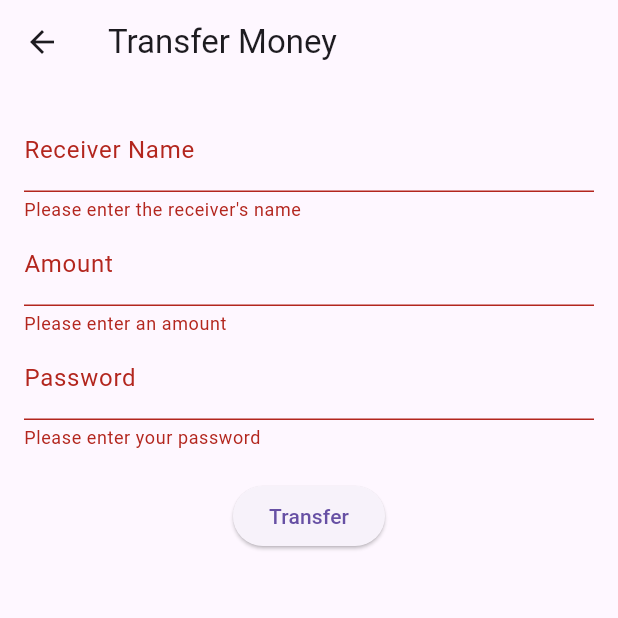
After one commit to MazenAhmed0/Banking-flutter-App, a Flutter app: the PaymentScreen screen opened directly, after a tap on "Transfer", on a phone screen of 412 x 824 dp, the top half of it. The commit adds this screen. Run offline on Flutter 3.47's test engine with Material 3 defaults, Android fonts, the light colour scheme and no system bars; our stand-ins replace fl_chart, shared_preferences; accounts and stored records are empty; network calls fail.

Commit message:
Transfer page and api

```diff
--- a/lib/Pages/login_page.dart
+++ b/lib/Pages/login_page.dart
@@ -87,7 +87,7 @@ class _LoginScreenState extends State<LoginPage> {
                           keyboardType: TextInputType.emailAddress,
                           validator: (value) {
                             if (value == null || value.isEmpty) {
-                              return 'Please enter your email';
+                              return 'Please enter your Username';
                             }
                             return null;
                           },
--- /dev/null
+++ b/lib/Pages/payment_screen.dart
@@ -0,0 +1,208 @@
+import 'package:flutter/material.dart';
+import 'package:shared_preferences/shared_preferences.dart';
+import 'package:intl/intl.dart';
+import 'dart:convert';
+import 'package:http/http.dart' as http;
+
+class PaymentScreen extends StatefulWidget {
+  @override
+  _PaymentScreenState createState() => _PaymentScreenState();
+}
+
+class _PaymentScreenState extends State<PaymentScreen> {
+  late Map<String, String?> userData;
+  final _formKey = GlobalKey<FormState>();
+  final TextEditingController _receiverController = TextEditingController();
+  final TextEditingController _amountController = TextEditingController();
+  final TextEditingController _passwordController = TextEditingController();
+  String? receiverName;
+  String? amount;
+
+  @override
+  void initState() {
+    super.initState();
+    _loadUserData();  // Call the async function
+  }
+
+String formattedDate() {
+  final DateTime now = DateTime.now();
+  final DateFormat formatter = DateFormat('yyyy-MM-dd');
+  return formatter.format(now);
+}
+
+
+  Future<void> _loadUserData() async {
+    userData = await getUserData();
+    setState(() {
+      // Any state updates after loading the data should be done here
+    });
+  }
+
+  Future<void> _transfer(String recId, date, String amount) async {
+    if (_formKey.currentState!.validate()) {
+      String url = 'https://ptechapp-5ab6d15ba23c.herokuapp.com/payments/transfer';
+
+      final paymentData = {
+        'receiverAccountNumber': recId,
+        'senderAccountNumber': userData['userId'],
+        'paymentDate': date,
+        'paymentAmount': amount,
+        'paymentType': 'test',
+      };
+
+      final response = await http.post(
+        Uri.parse(url),
+        body: paymentData,
+      );
+      if (response.statusCode == 200) {
+        var responseData = json.decode(response.body);
+        var successState = responseData['success'];
+        if (successState == false) {
+          String errorMessage = 'Transaction failed. Make sure you have enough balance and entered a valid name';
+          ScaffoldMessenger.of(context).showSnackBar(
+            SnackBar(
+              content: Text(errorMessage),
+              backgroundColor: Colors.red,
+            ),
+          );
+        } else {
+          ScaffoldMessenger.of(context).showSnackBar(
+            const SnackBar(
+              content: Text('Transfer Successful!'),
+              backgroundColor: Colors.green,
+            ),
+          );
+        }
+      } else {
+        throw Exception('Failed to load data');
+      }
+    } else {
+      ScaffoldMessenger.of(context).showSnackBar(
+        const SnackBar(
+          content: Text('Please fix the errors in red before submitting.'),
+          backgroundColor: Colors.red,
+        ),
+      );
+    }
+  }
+
+  Future<String> getReceiverID(String receiverName) async {
+    String url = 'https://ptechapp-5ab6d15ba23c.herokuapp.com/users/';
+    final response = await http.get(Uri.parse(url));
+
+    if (response.statusCode == 200) {
+      var responseData = json.decode(response.body);
+      String receiverId = '';
+
+      for (var user in responseData) {
+        if (receiverName == user['username']) {
+          receiverId = user['userAccountID'].toString();
+          break;
+        }
+      }
+      return receiverId;
+    } else {
+      throw Exception('Failed to load data');
+    }
+  }
+
+  @override
+  void dispose() {
+    _receiverController.dispose();
+    _amountController.dispose();
+    _passwordController.dispose();
+    super.dispose();
+  }
+
+  @override
+  Widget build(BuildContext context) {
+    return Scaffold(
+      appBar: AppBar(
+        title: const Text('Transfer Money'),
+      ),
+      body: Padding(
+        padding: const EdgeInsets.all(16.0),
+        child: Form(
+          key: _formKey,
+          child: Column(
+            children: [
+              TextFormField(
+                controller: _receiverController,
+                decoration: const InputDecoration(labelText: 'Receiver Name'),
+                validator: (value) {
+                  if (value == null || value.isEmpty) {
+                    return 'Please enter the receiver\'s name';
+                  }
+                  return null;
+                },
+                onSaved: (value) {
+                  receiverName = value!;
+                },
+              ),
+              TextFormField(
+                controller: _amountController,
+                decoration: const InputDecoration(labelText: 'Amount'),
+                keyboardType: TextInputType.number,
+                validator: (value) {
+                  if (value == null || value.isEmpty) {
+                    return 'Please enter an amount';
+                  }
+                  if (double.tryParse(value) == null || double.parse(value) <= 0) {
+                    return 'Please enter a valid amount';
+                  }
+                  return null;
+                },
+                onSaved: (value) {
+                  amount = value!;
+                },
+              ),
+              TextFormField(
+                controller: _passwordController,
+                decoration: const InputDecoration(labelText: 'Password'),
+                obscureText: true,
+                validator: (value) {
+                  if (value == null || value.isEmpty) {
+                    return 'Please enter your password';
+                  } else if (value != userData['password']) {
+                    return 'Password is wrong';
+                  }
+                  return null;
+                },
+              ),
+              const SizedBox(height: 20),
+              ElevatedButton(
+                onPressed: () async {
+                  if (_formKey.currentState!.validate()) {
+                    _formKey.currentState!.save();
+                    String receiverId = await getReceiverID(receiverName!);
+                    _transfer(receiverId, formattedDate().toString(), amount!);
+                  }
+                },
+                child: const Text('Transfer'),
+              ),
+            ],
+          ),
+        ),
+      ),
+    );
+  }
+
+  Future<Map<String, String?>> getUserData() async {
+    final SharedPreferences prefs = await SharedPreferences.getInstance();
+    String? userId = prefs.getString('userID');
+    String? username = prefs.getString('username');
+    String? userBalance = prefs.getString('userBalance');
+    String? userFirstName = prefs.getString('userFirstName');
+    String? userLastName = prefs.getString('userLastName');
+    String? password = prefs.getString('password');
+
+    return {
+      'userId': userId,
+      'username': username,
+      'userBalance': userBalance,
+      'userFirstName': userFirstName,
+      'userLastName': userLastName,
+      'password': password,
+    };
+  }
+}
--- a/pubspec.yaml
+++ b/pubspec.yaml
@@ -37,6 +37,8 @@ dependencies:
   cupertino_icons: ^1.0.8
   fl_chart: ^0.69.0
   http: ^1.2.2
+  intl: ^0.18.0
+  shared_preferences: ^2.3.2
 
 dev_dependencies:
   flutter_test:
```
Also changed, not shown: lib/Pages/home.dart (+69 -5 lines), lib/Pages/reports.dart (+4 -4 lines), lib/Pages/transfers.dart (+56 -3 lines), lib/methods/getUserData.dart (deleted, +0 -26 lines), lib/methods/payment_method.dart (added, +42 -0 lines), pubspec.lock, 1 other file.
